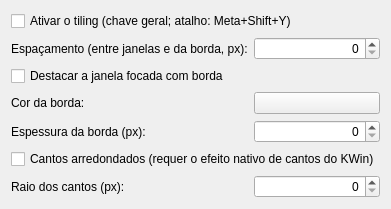
Above: platform-linux-kde/kwin-script/contents/ui/config.ui from ediano/Etherbit-Tiling before the change. Below: the same form after it.
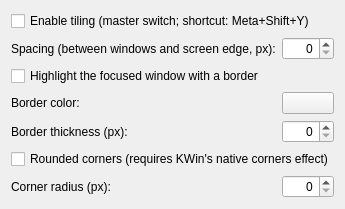
That is the form after the change. Custom widgets are drawn as their Qt base class.

```diff
--- a/platform-linux-kde/kwin-script/contents/ui/config.ui
+++ b/platform-linux-kde/kwin-script/contents/ui/config.ui
@@ -8,14 +8,14 @@
    <item row="0" column="0" colspan="2">
     <widget class="QCheckBox" name="kcfg_enabled">
      <property name="text">
-      <string>Ativar o tiling (chave geral; atalho: Meta+Shift+Y)</string>
+      <string>Enable tiling (master switch; shortcut: Meta+Shift+Y)</string>
      </property>
     </widget>
    </item>
    <item row="1" column="0">
     <widget class="QLabel" name="labelGap">
      <property name="text">
-      <string>Espaçamento (entre janelas e da borda, px):</string>
+      <string>Spacing (between windows and screen edge, px):</string>
      </property>
     </widget>
    </item>
@@ -30,14 +30,14 @@
    <item row="2" column="0" colspan="2">
     <widget class="QCheckBox" name="kcfg_activeBorder">
      <property name="text">
-      <string>Destacar a janela focada com borda</string>
+      <string>Highlight the focused window with a border</string>
      </property>
     </widget>
    </item>
    <item row="3" column="0">
     <widget class="QLabel" name="labelBorderColor">
      <property name="text">
-      <string>Cor da borda:</string>
+      <string>Border color:</string>
      </property>
     </widget>
    </item>
@@ -47,7 +47,7 @@
    <item row="4" column="0">
     <widget class="QLabel" name="labelBorderWidth">
      <property name="text">
-      <string>Espessura da borda (px):</string>
+      <string>Border thickness (px):</string>
      </property>
     </widget>
    </item>
@@ -62,14 +62,14 @@
    <item row="5" column="0" colspan="2">
     <widget class="QCheckBox" name="kcfg_roundedCorners">
      <property name="text">
-      <string>Cantos arredondados (requer o efeito nativo de cantos do KWin)</string>
+      <string>Rounded corners (requires KWin's native corners effect)</string>
      </property>
     </widget>
    </item>
    <item row="6" column="0">
     <widget class="QLabel" name="labelCornerRadius">
      <property name="text">
-      <string>Raio dos cantos (px):</string>
+      <string>Corner radius (px):</string>
      </property>
     </widget>
    </item>
```
